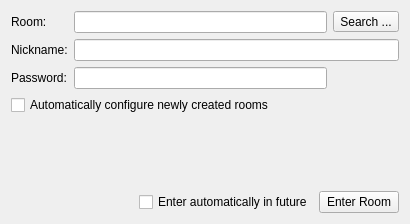
Qt form Swift/QtUI/QtJoinMUCWindow.ui (swift/swift) before a commit.
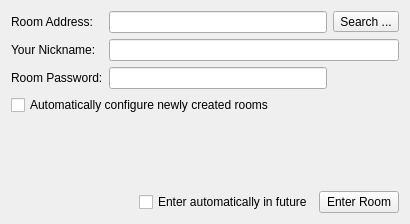
The same form after that commit.

Commit message:
Make MUC terminology consistent.
Resolves: #937

Diff of the .ui file:
```diff
--- a/Swift/QtUI/QtJoinMUCWindow.ui
+++ b/Swift/QtUI/QtJoinMUCWindow.ui
@@ -25,7 +25,7 @@
      <item row="0" column="0">
       <widget class="QLabel" name="label_4">
        <property name="text">
-        <string>Room:</string>
+        <string>Room Address:</string>
        </property>
       </widget>
      </item>
@@ -39,7 +39,7 @@
      <item row="1" column="0">
       <widget class="QLabel" name="label_5">
        <property name="text">
-        <string>Nickname:</string>
+        <string>Your Nickname:</string>
        </property>
       </widget>
      </item>
@@ -56,7 +56,7 @@
      <item row="2" column="0">
       <widget class="QLabel" name="label">
        <property name="text">
-        <string>Password:</string>
+        <string>Room Password:</string>
        </property>
       </widget>
      </item>
```
